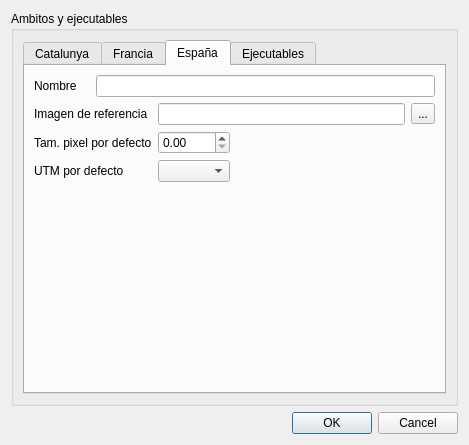
Above: App/editorambitodialog.ui from tonilogar/ToolsPcot before the change. Below: the same form after it.
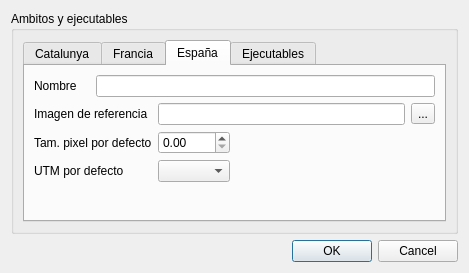
That is the form after the change. The open tabs and pages were chosen to show the change.

Patch:
```diff
--- a/App/editorambitodialog.ui
+++ b/App/editorambitodialog.ui
@@ -7,7 +7,7 @@
     <x>0</x>
     <y>0</y>
     <width>469</width>
-    <height>445</height>
+    <height>255</height>
    </rect>
   </property>
   <property name="windowTitle">
@@ -309,7 +309,7 @@
             <property name="sizeHint" stdset="0">
              <size>
               <width>20</width>
-              <height>212</height>
+              <height>22</height>
              </size>
             </property>
            </spacer>
```
